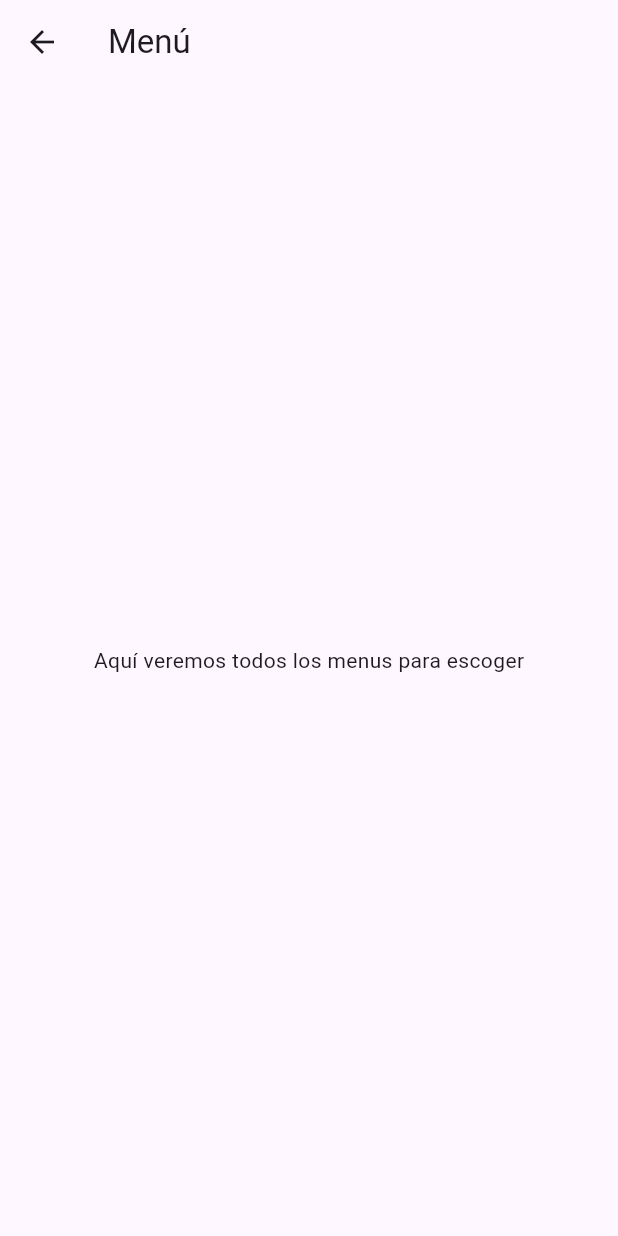
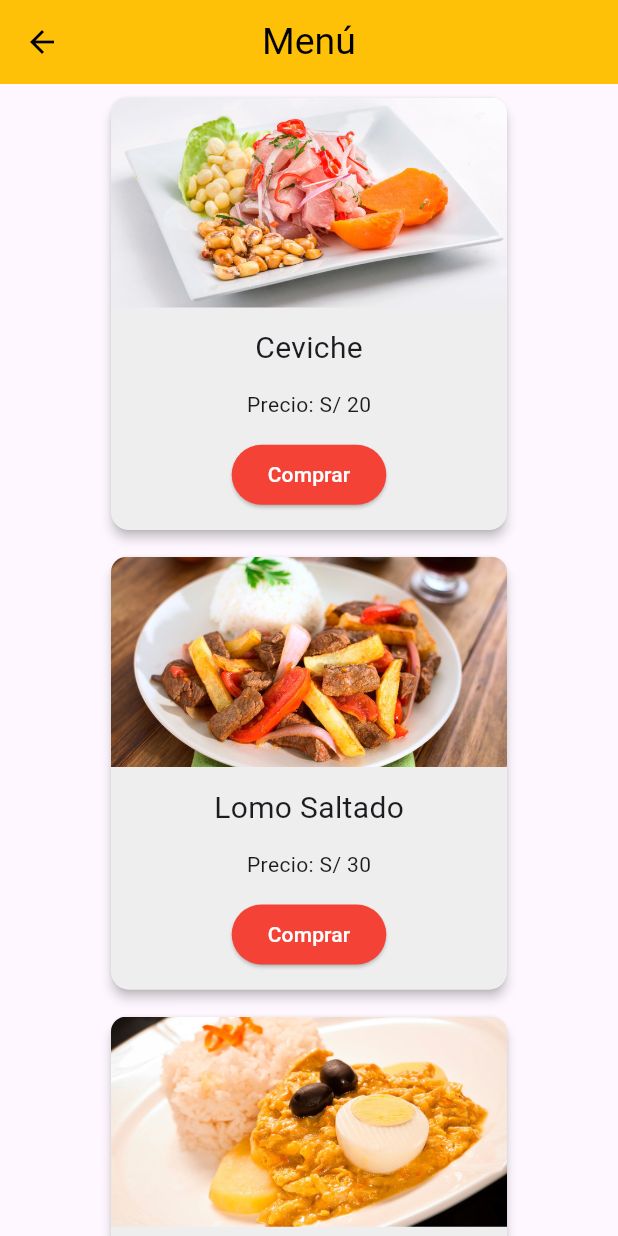
Before and after one commit to EllisLuisxD/RegistroPrueba, a Flutter app: the Menus screen opened by its route, on a phone screen of 412 x 824 dp. Run offline on Flutter 3.47's test engine with Material 3 defaults, Android fonts, the phone set to English and light mode, and no system bars.

Commit message:
Se agregó 4 platos de comida, con su respectiva imagen, nombre, precio y el botón que te imprime sus datos

```diff
--- a/lib/pages/menus.dart
+++ b/lib/pages/menus.dart
@@ -8,15 +8,103 @@ class Menus extends StatefulWidget {
 }
 
 class _MenusState extends State<Menus> {
+  List<MenusdelDia> menus = [
+    MenusdelDia(urlImagen: 'ceviche.jpg', nombrePlato: 'Ceviche', precio: 20),
+    MenusdelDia(
+        urlImagen: 'lomo_saltado.jpg', nombrePlato: 'Lomo Saltado', precio: 30),
+    MenusdelDia(
+        urlImagen: 'aji_de_gallina.jpg',
+        nombrePlato: 'Ají de Gallina',
+        precio: 18),
+    MenusdelDia(
+        urlImagen: 'arroz_con_pollo.jpg',
+        nombrePlato: 'Arroz con Pollo',
+        precio: 19)
+  ];
+
   @override
   Widget build(BuildContext context) {
     return Scaffold(
-      appBar: AppBar(
-        title: Text('Menú'),
-      ),
-      body: Center(
-        child: Text('Aquí veremos todos los menus para escoger'),
-      ),
-    );
+        appBar: AppBar(
+          title: Text(
+            'Menú',
+            style: TextStyle(fontSize: 25),
+          ),
+          centerTitle: true,
+          backgroundColor: Colors.amber,
+          foregroundColor: Colors.black,
+        ),
+        body: ListView.builder(
+          itemCount: menus.length,
+          itemBuilder: (context, index) {
+            return Padding(
+              padding: const EdgeInsets.symmetric(horizontal: 70, vertical: 5),
+              child: Card(
+                color: Colors.grey[200],
+                elevation: 3,
+                child: Container(
+                  height: MediaQuery.of(context).size.height * 0.35,
+                  child: Column(
+                    mainAxisAlignment: MainAxisAlignment.spaceAround,
+                    children: [
+                      Expanded(
+                        flex: 0,
+                        child: ClipRRect(
+                          borderRadius:
+                              BorderRadius.vertical(top: Radius.circular(10.0)),
+                          child: Container(
+                            height: 140,
+                            child: Image.asset(
+                              'assets/img/${menus[index].urlImagen}',
+                              fit: BoxFit.cover,
+                            ),
+                          ),
+                        ),
+                      ),
+                      Expanded(
+                        flex: 1,
+                        child: Column(
+                          mainAxisAlignment: MainAxisAlignment.spaceEvenly,
+                          children: [
+                            Text(
+                              '${menus[index].nombrePlato}',
+                              style: TextStyle(fontSize: 20),
+                            ),
+                            Text('Precio: S/ ${menus[index].precio}'),
+                            ElevatedButton(
+                              onPressed: () {
+                                setState(() {
+                                  print(
+                                      'Plato ${menus[index]}:\nNombre: ${menus[index].nombrePlato}\nPrecio: S/ ${menus[index].precio}\nImagen: ${menus[index].urlImagen}');
+                                });
+                              },
+                              child: Text(
+                                'Comprar',
+                                style: TextStyle(color: Colors.white),
+                              ),
+                              style: ElevatedButton.styleFrom(
+                                  backgroundColor: Colors.red),
+                            )
+                          ],
+                        ),
+                      ),
+                    ],
+                  ),
+                ),
+              ),
+            );
+          },
+        ));
   }
 }
+
+class MenusdelDia {
+  String urlImagen;
+  String nombrePlato;
+  int precio;
+
+  MenusdelDia(
+      {required this.urlImagen,
+      required this.nombrePlato,
+      required this.precio});
+}
```
Also changed, not shown: assets/img/aji_de_gallina.jpg (added), assets/img/arroz_con_pollo.jpg (added), assets/img/ceviche.jpg (added), assets/img/lomo_saltado.jpg (added).
